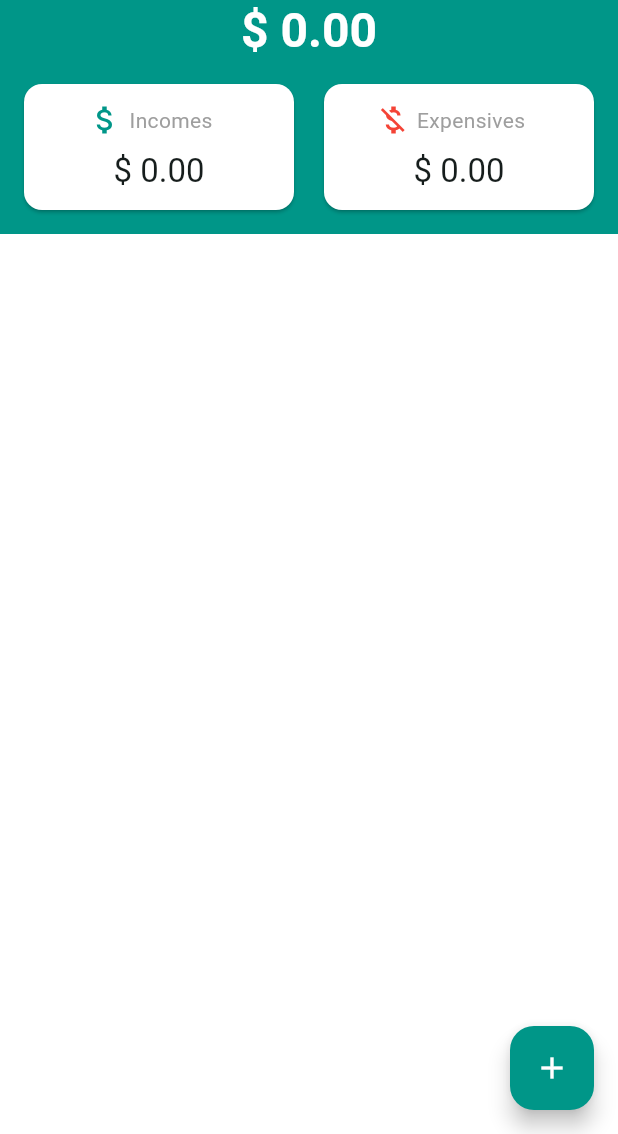
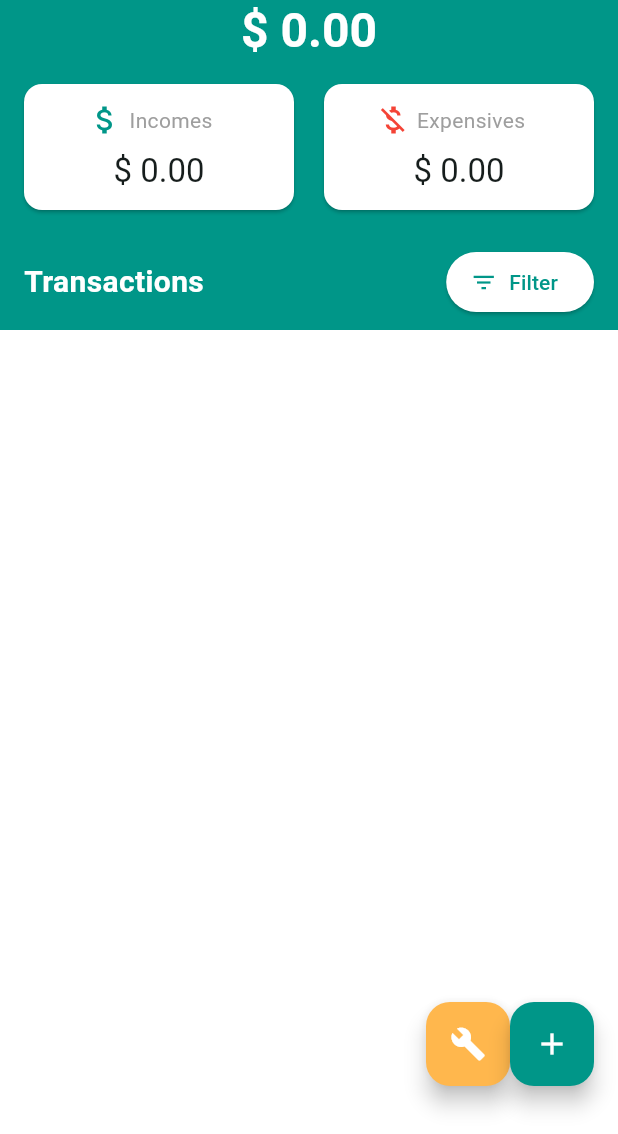
Before and after one commit to Lula1419/money_tracker, a Flutter app: the screen it shows after launch, on a phone screen of 412 x 824 dp, the part 102-1236 px from its top. Run offline on Flutter 3.47's test engine with Material 3 defaults, Android fonts, the light colour scheme and no system bars; our stand-ins replace currency_text_input_formatter, sqflite; accounts and stored records are empty.

Commit message:
A filter button, button, and tools section have been added

```diff
--- a/lib/controller/transaction_provider.dart
+++ b/lib/controller/transaction_provider.dart
@@ -9,7 +9,7 @@ class TransactionsProvider extends ChangeNotifier{
   final List<FinancialTransaction> _transactions = [];
   final DatabaseHelper _dbHelper = DatabaseHelper.instance;
 
-  List<FinancialTransaction> get transactions => _transactions;
+  List<FinancialTransaction> get transactions => List.unmodifiable(_transactions);
 
   TransactionsProvider(){
     _loadTransactions();
@@ -18,60 +18,68 @@ class TransactionsProvider extends ChangeNotifier{
   Future<void> _loadTransactions() async{
     final loadedTransactions = await _dbHelper.getTransactions();
     _transactions.clear();
-    _transactions.addAll(loadedTransactions as Iterable<FinancialTransaction>);
+    _transactions.addAll(loadedTransactions);
     notifyListeners();
   }
 
-  Future<void> addTransactions(FinancialTransaction transaction) async {
+  Future<void> addTransaction(FinancialTransaction transaction) async {
     await _dbHelper.insertTransaction(transaction);
-    await _loadTransactions();
+    _transactions.add(transaction);
     notifyListeners();
   }
 
-  void addTransaction(FinancialTransaction transaction) {
-    _transactions.add(transaction);
-    notifyListeners(); // Notificar a los listeners que los datos han cambiado
+  Future<void> updateTransaction(FinancialTransaction updatedTransaction) async {
+    final index = _transactions.indexWhere((t) => t.id == updatedTransaction.id);
+    if (index != -1) {
+      _transactions[index] = updatedTransaction;
+      await _dbHelper.updateTransaction(updatedTransaction);
+      notifyListeners();
+    }
+  }
+
+  Future<void> deleteTransaction(int? id) async {
+    if (id == null) {
+      throw ArgumentError('Transaction ID cannot be null');
+    }else{
+      _transactions.removeWhere((t) => t.id == id);
+      await _dbHelper.deleteTransaction(id);
+      notifyListeners();
+    }
   }
 
 
-  Future<void> updateTransaction(FinancialTransaction transaction) async{
-    /*Implementar el metodo updateTransaction en database_helper
-    await _dbHelper.updateTransaction(transacion);
-    await _loadTransactions();
-    notifyListeners();
-    */
+ Future<void> updateTransactionData({
+    required int? id,
+    required String description,
+    required double amount,
+    required TransactionType type,
+    required DateTime date,
+    required int isExpense,
+  }) async {
+    final updatedTransaction = FinancialTransaction(
+      id: id,
+      type: type,
+      amount: amount,
+      description: description,
+      date: date,
+      isExpense: isExpense,
+    );
+
+    await _dbHelper.updateTransaction(updatedTransaction);
+
+    final index = _transactions.indexWhere((t) => t.id == id);
+    if (index != -1){
+      _transactions[index] = updatedTransaction;
+      notifyListeners();
+    }
   }
-
-  Future<void> deleteTransaction(int id) async{
-    /*Implementar el metodo deleteTransaction en database_helper
-    await _dbHelper.deleteTransaction(transacion);
-    await _loadTransactions();
-    notifyListeners();
-    */
-  }
-
-
-  /*
-  final List<Transaction> _transactions =[
-    Transaction(type: TransactionType.income,
-                amount: 1000.00,
-                description: 'Salary'),
-
-    Transaction(type: TransactionType.expense,
-              amount: -500.00,
-              description: 'Rent'),
-  ];
-
-  List<Transaction> get transactions{
-    return _transactions;
-  }
-  */
 
   double getTotalIncomes(){
     return _transactions
       .where((transaction) => transaction.type == TransactionType.income)
       .map((transaction) => transaction.amount)
       .fold(0, (a,b) => a + b);
+
   }
 
   double getTotalExpenses(){
@@ -79,6 +87,7 @@ class TransactionsProvider extends ChangeNotifier{
       .where((transaction) => transaction.type == TransactionType.expense)
       .map((transaction) => transaction.amount)
       .fold(0, (a,b) => a + b);
+
   }
 
   double getBalance(){
--- a/lib/main.dart
+++ b/lib/main.dart
@@ -1,6 +1,6 @@
 import 'package:flutter/material.dart';
 import 'package:money_tacker/controller/transaction_provider.dart';
-import 'package:money_tacker/view/home_creen.dart';
+import 'package:money_tacker/view/home_screen.dart';
 import 'package:provider/provider.dart';
 
 void main() {
@@ -13,10 +13,11 @@ class MyApp extends StatelessWidget {
   // This widget is the root of your application.
   @override
   Widget build(BuildContext context) {
-    return ChangeNotifierProvider(
-      create: (context) => TransactionsProvider(),
+    return MultiProvider(
+      providers: [
+        ChangeNotifierProvider(create: (_) => TransactionsProvider()),
+      ],
       child: MaterialApp(
-
         title: 'Money Tracker',
         theme: ThemeData(
           colorScheme: ColorScheme.fromSeed(seedColor: Colors.teal),
--- a/lib/view/components/home_header.dart
+++ b/lib/view/components/home_header.dart
@@ -1,8 +1,6 @@
 
 import 'package:flutter/material.dart';
 import 'package:money_tacker/controller/transaction_provider.dart';
-import 'package:money_tacker/view/home_creen.dart';
-import 'package:flutter/src/painting/text_style.dart';
 import 'package:money_tacker/view/widgets/header_card.dart';
 import 'package:provider/provider.dart';
 
@@ -21,8 +19,7 @@ class HomeHeader extends StatelessWidget {
 
     final textTheme = Theme.of(context).textTheme;
 
-    return Container(
-
+    return SizedBox(
       width: double.infinity,
       child: Column(
         children: [
@@ -65,11 +62,6 @@ class HomeHeader extends StatelessWidget {
               )
             ]),
           )
-
-
-
-
-
         ],
       )
     );
--- a/lib/view/home_creen.dart
+++ /dev/null
@@ -1,39 +0,0 @@
-import 'package:flutter/material.dart';
-import 'package:money_tacker/view/components/add_transaction_dialog.dart';
-import 'package:money_tacker/view/components/home_header.dart';
-import 'package:money_tacker/view/components/transactions_list.dart';
-
-class HomeScreen extends StatelessWidget{
-  const HomeScreen({super.key});
-
-
- @override
-  Widget build(BuildContext context) {
-    return Scaffold(
-      backgroundColor: Colors.teal,
-      body: const SafeArea(
-        bottom: false, //No aplica el 'Area segura' de la parte de abajo, sólo la superior (para librar el lente de la camara)
-        child: Column(
-          children: [
-            HomeHeader(),  //El código de este apartado se extrajo en la clase home_header. La clase se extrae y se copia en un nuevo archivo llamado home_header.dart
-            TransactionsList(),
-          ],
-        ),
-      ),
-      floatingActionButton: FloatingActionButton(
-        backgroundColor: Colors.teal,
-        onPressed: () {
-        //Mostrar un button para crear la accion
-          showModalBottomSheet(
-            context: context,
-            isScrollControlled: true,
-            builder: (context) {
-              return const AddTransactionDialog();
-            }
-          );
-        },
-        child: const Icon(Icons.add, color: Colors.white,)
-      ),
-    );
-  }
-}
--- /dev/null
+++ b/lib/view/home_screen.dart
@@ -0,0 +1,97 @@
+import 'package:flutter/material.dart';
+import 'package:money_tacker/view/components/add_transaction_dialog.dart';
+import 'package:money_tacker/view/components/home_header.dart';
+import 'package:money_tacker/view/components/transactions_list.dart';
+import 'package:money_tacker/view/screens/tools_screen.dart';
+import 'package:money_tacker/view/widgets/filter_options_menu.dart';
+
+class HomeScreen extends StatelessWidget{
+  const HomeScreen({super.key});
+
+ @override
+  Widget build(BuildContext context) {
+    return Scaffold(
+      backgroundColor: Colors.teal,
+      body: SafeArea(
+        bottom: false, //No aplica el 'Area segura' de la parte de abajo, sólo la superior (para librar el lente de la camara)
+        child: Column(
+          children: [
+            const HomeHeader(),  //El código de este apartado se extrajo en la clase home_header. La clase se extrae y se copia en un nuevo archivo llamado home_header.dart
+
+             Padding(
+              padding: const EdgeInsets.symmetric(horizontal: 16.0, vertical: 8.0),
+              child: Row(
+                mainAxisAlignment: MainAxisAlignment.spaceBetween,
+                children: [
+                  const Text(
+                    'Transactions',
+                    style: TextStyle(
+                      fontSize: 20,
+                      fontWeight: FontWeight.bold,
+                      color: Colors.white,
+                    ),
+                  ),
+                  ElevatedButton.icon(
+                    onPressed: () => _showFilterOptions(context),
+                    icon: const Icon(Icons.filter_list),
+                    label: const Text('Filter'),
+                    style: ElevatedButton.styleFrom(
+                      foregroundColor: Colors.teal,
+                      backgroundColor: Colors.white,
+                    ),
+                  ),
+                ],
+              ),
+            ),
+            const TransactionsList(),
+          ],
+        ),
+      ),
+
+      floatingActionButton: Padding(
+        padding: const EdgeInsets.only(bottom: 16.0),
+        child: Row(
+          mainAxisAlignment: MainAxisAlignment.end,
+          children: [
+            FloatingActionButton(
+              heroTag: 'Tools',
+              backgroundColor: Colors.orange.shade300,
+              onPressed: (){
+                Navigator.push(
+                  context,
+                  MaterialPageRoute(builder: (context) => const ToolsScreen())
+                );
+              },
+              child: const Icon(Icons.build, color: Colors.white,),
+            ),
+            FloatingActionButton(
+              heroTag: 'New transaction',
+              backgroundColor: Colors.teal,
+              onPressed: () {
+                //Mostrar un button para crear la accion
+                showModalBottomSheet(
+                  context: context,
+                  isScrollControlled: true,
+                  builder: (context) {
+                    return const AddTransactionDialog();
+                  }
+                );
+              },
+              child: const Icon(Icons.add, color: Colors.white,)
+            ),
+          ],
+        ),
+      )
+
+    );
+  }
+
+  void _showFilterOptions(BuildContext context) {
+    showModalBottomSheet(
+      context: context,
+      builder: (BuildContext context) {
+        return FilterOptionsMenu();
+      },
+    );
+  }
+}
--- a/pubspec.yaml
+++ b/pubspec.yaml
@@ -35,6 +35,7 @@ dependencies:
 
   sqflite: ^2.2.5
   path: ^1.8.3  # Necesario para manejar rutas a la base de datos
+  intl: ^0.18.0
 
   # The following adds the Cupertino Icons font to your application.
   # Use with the CupertinoIcons class for iOS style icons.
```
Also changed, not shown: lib/model/database_helper.dart (+17 -2 lines), lib/view/components/add_transaction_dialog.dart (+5 -16 lines), lib/view/components/edit_transaction_dialog.dart (added, +160 -0 lines), lib/view/components/transactions_list.dart (+67 -31 lines), lib/view/screens/tools_screen.dart (added, +51 -0 lines), lib/view/widgets/filter_options_menu.dart (added, +81 -0 lines), pubspec.lock.
